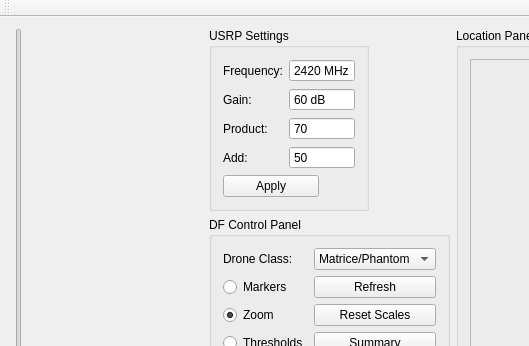
Valkaryne/Matrice600DF, file view/mainview.ui: the form before one commit; both pictures show x 0 to 529 and y 0 to 346 of the 1095 by 901 pixel window.
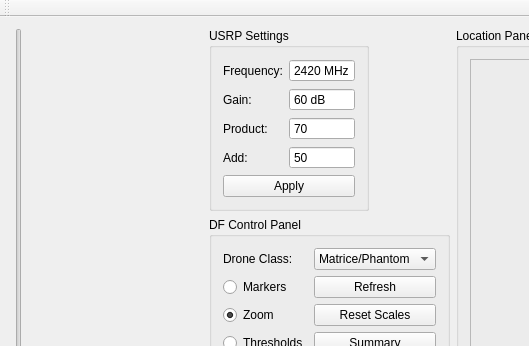
The form after the commit.

```diff
--- a/view/mainview.ui
+++ b/view/mainview.ui
@@ -215,7 +215,7 @@
            </property>
           </widget>
          </item>
-         <item row="6" column="0" colspan="2">
+         <item row="6" column="0" colspan="3">
           <widget class="QPushButton" name="btn_apply">
            <property name="sizePolicy">
             <sizepolicy hsizetype="Preferred" vsizetype="Fixed">
```
Left out of the diff: 4 changed lines with no effect on the pictures.
